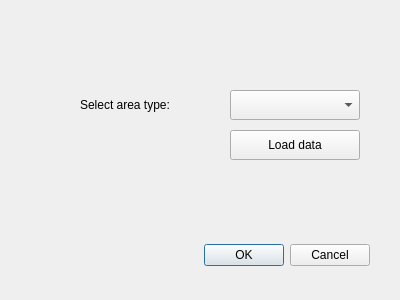
Old version of the form Artdatabanken_plugin_dialog_base.ui in the repository albabjorkman/GIT-project.
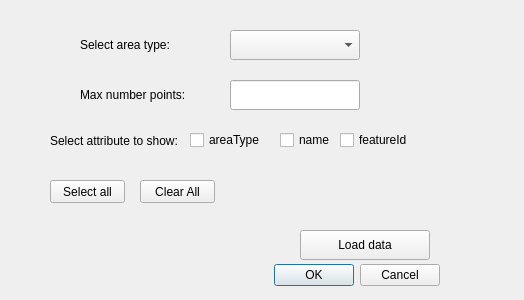
New version of the form.

What changed in the file:
```diff
--- a/Artdatabanken_plugin_dialog_base.ui
+++ b/Artdatabanken_plugin_dialog_base.ui
@@ -6,52 +6,35 @@
    <rect>
     <x>0</x>
     <y>0</y>
-    <width>400</width>
+    <width>524</width>
     <height>300</height>
    </rect>
   </property>
   <property name="windowTitle">
    <string>Artdatabanken</string>
   </property>
-  <widget class="QDialogButtonBox" name="button_box">
-   <property name="geometry">
-    <rect>
-     <x>30</x>
-     <y>240</y>
-     <width>340</width>
-     <height>30</height>
-    </rect>
-   </property>
-   <property name="orientation">
-    <enum>Qt::Horizontal</enum>
-   </property>
-   <property name="standardButtons">
-    <set>QDialogButtonBox::Cancel|QDialogButtonBox::Ok</set>
-   </property>
-  </widget>
   
   <!-- Label for drop down menu (Qconbobox)-->
   <widget class="QLabel" name="lableAreaType">
-  <property name="geometry">
+   <property name="geometry">
     <rect>
      <x>80</x>
-     <y>90</y>
+     <y>30</y>
      <width>130</width>
      <height>30</height>
     </rect>
    </property>
-
    <property name="text">
     <string>Select area type:</string>
    </property>
   </widget>  
   
-  <!-- Drop down menu (Qconbobox)-->
-  <widget class="QComboBox" name="areaType">
-  <property name="geometry">
+  <!-- Dropdown menu areaType -->
+  <widget class="QComboBox" name="areaType_2">
+   <property name="geometry">
     <rect>
      <x>230</x>
-     <y>90</y>
+     <y>30</y>
      <width>130</width>
      <height>30</height>
     </rect>
@@ -64,11 +47,146 @@
    </property>
   </widget>  
   
+  <!-- Max number label -->
+  <widget class="QLabel" name="maxNbr_areaLabel">
+   <property name="geometry">
+    <rect>
+     <x>80</x>
+     <y>80</y>
+     <width>130</width>
+     <height>30</height>
+    </rect>
+   </property>
+   <property name="text">
+    <string>Max number points:</string>
+   </property>
+  </widget>
+  
+  <!-- Max number QLineEdit -->
+  <widget class="QLineEdit" name="maxNbr_area">
+   <property name="geometry">
+    <rect>
+     <x>230</x>
+     <y>80</y>
+     <width>130</width>
+     <height>30</height>
+    </rect>
+   </property>
+  </widget>
+  
+  <!-- Attribute selection label -->
+  <widget class="QLabel" name="Select">
+   <property name="geometry">
+    <rect>
+     <x>50</x>
+     <y>130</y>
+     <width>130</width>
+     <height>21</height>
+    </rect>
+   </property>
+   <property name="text">
+    <string>Select attribute to show: </string>
+   </property>
+  </widget>
+  
+  <!-- Checkbox areaTypes -->
+  <widget class="QCheckBox" name="areaTypes">
+   <property name="geometry">
+    <rect>
+     <x>190</x>
+     <y>130</y>
+     <width>71</width>
+     <height>20</height>
+    </rect>
+   </property>
+   <property name="text">
+    <string>areaType</string>
+   </property>
+  </widget>
+  
+  <!-- Checkbox name -->
+  <widget class="QCheckBox" name="name">
+   <property name="geometry">
+    <rect>
+     <x>280</x>
+     <y>130</y>
+     <width>101</width>
+     <height>20</height>
+    </rect>
+   </property>
+   <property name="text">
+    <string>name</string>
+   </property>
+  </widget>
+  
+  <!-- Checkbox featureId-->
+  <widget class="QCheckBox" name="featureId">
+   <property name="geometry">
+    <rect>
+     <x>340</x>
+     <y>130</y>
+     <width>101</width>
+     <height>20</height>
+    </rect>
+   </property>
+   <property name="text">
+    <string>featureId</string>
+   </property>
+  </widget>
+  
+  <!-- ? -->
+  <widget class="QLabel" name="Select_2">
+   <property name="geometry">
+    <rect>
+     <x>50</x>
+     <y>150</y>
+     <width>171</width>
+     <height>21</height>
+    </rect>
+   </property>
+   <property name="text">
+    <string/>
+   </property>
+  </widget>
+  
+  
+  
+  <!-- selectAll button -->
+  <widget class="QPushButton" name="selectAll">
+   <property name="geometry">
+    <rect>
+     <x>50</x>
+     <y>180</y>
+     <width>75</width>
+     <height>23</height>
+    </rect>
+   </property>
+   <property name="text">
+    <string>Select all</string>
+   </property>
+  </widget>
+  
+  <!-- ClearAll button -->
+  <widget class="QPushButton" name="clearAll">
+   <property name="geometry">
+    <rect>
+     <x>140</x>
+     <y>180</y>
+     <width>75</width>
+     <height>23</height>
+    </rect>
+   </property>
+   <property name="text">
+    <string>Clear All</string>
+   </property>
+  </widget>
+  
+  <!-- Load data button -->
   <widget class="QPushButton" name="loadDataButton">
    <property name="geometry">
     <rect>
-     <x>230</x>
-     <y>130</y>
+     <x>300</x>
+     <y>230</y>
      <width>130</width>
      <height>30</height>
     </rect>
@@ -77,6 +195,24 @@
     <string>Load data</string>
    </property>
   </widget>
+  
+  <!-- Standard buttons Cancel and OK -->
+  <widget class="QDialogButtonBox" name="button_box">
+   <property name="geometry">
+    <rect>
+     <x>100</x>
+     <y>260</y>
+     <width>340</width>
+     <height>30</height>
+    </rect>
+   </property>
+   <property name="orientation">
+    <enum>Qt::Horizontal</enum>
+   </property>
+   <property name="standardButtons">
+    <set>QDialogButtonBox::Cancel|QDialogButtonBox::Ok</set>
+   </property>
+  </widget>
  </widget>
  <resources/>
  <connections>
```
Left out of the diff: 10 changed lines with no effect on the pictures.
